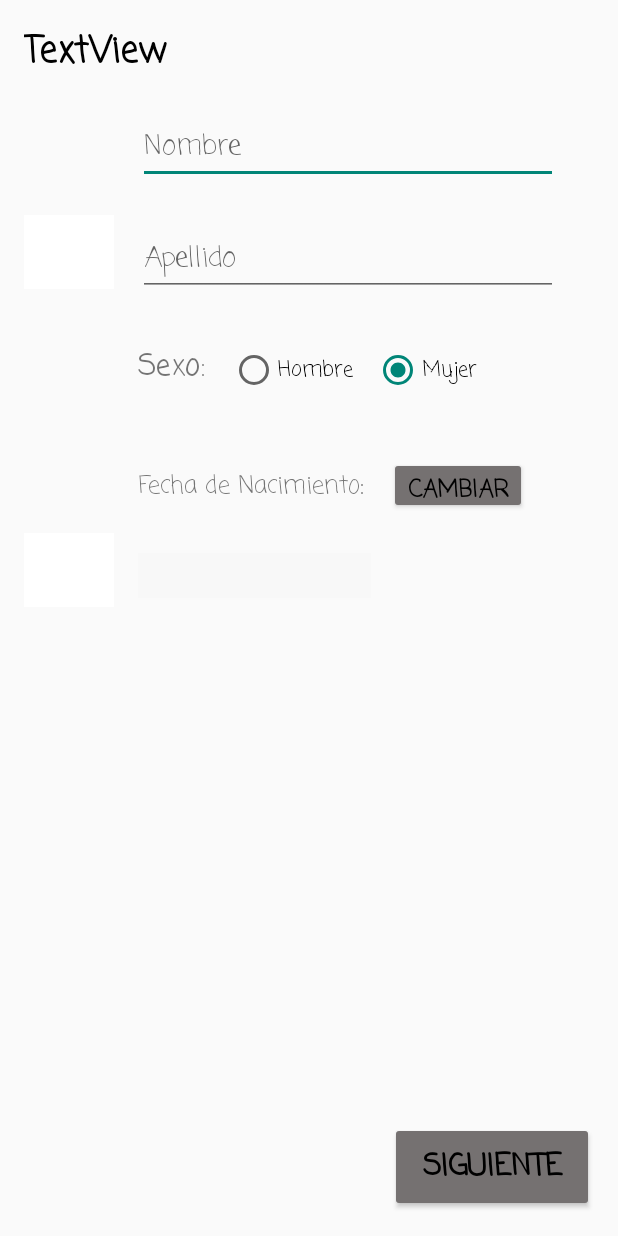
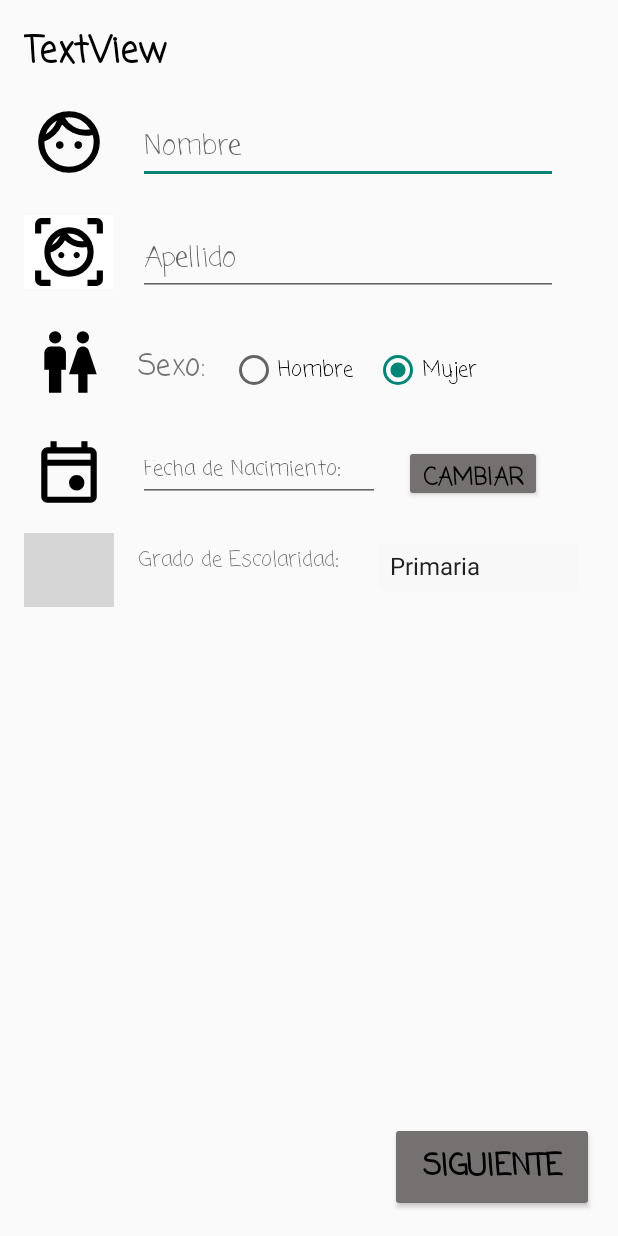
Before and after one commit to Keco28/LabsCM20232-Gr12, an Android app built with Jetpack Compose: the screen it shows after launch (MainActivity), on a phone screen of 412 x 824 dp. Run offline under Robolectric (Android 15) with nearby library versions, the phone set to English and light mode, and no system bars; grey boxes are pictures that could not be loaded.

Commit message:
actualizacion de la actividad de data personal

```diff
--- a/Lab1-UI/src/main/java/co/edu/udea/compumovil/gr12_20232/lab1/ContactDataActivity.kt
+++ b/Lab1-UI/src/main/java/co/edu/udea/compumovil/gr12_20232/lab1/ContactDataActivity.kt
@@ -15,32 +15,7 @@ import co.edu.udea.compumovil.gr12_20232.lab1.ui.theme.Labs20232Gr12Theme
 class ContactDataActivity : ComponentActivity() {
     override fun onCreate(savedInstanceState: Bundle?) {
         super.onCreate(savedInstanceState)
-        setContent {
-            Labs20232Gr12Theme {
-                // A surface container using the 'background' color from the theme
-                Surface(
-                    modifier = Modifier.fillMaxSize(),
-                    color = MaterialTheme.colorScheme.background
-                ) {
-                    Greeting2("Android")
-                }
-            }
-        }
+        setContentView(R.layout.contact_data_layout)
+
     }
 }
-
-@Composable
-fun Greeting2(name: String, modifier: Modifier = Modifier) {
-    Text(
-        text = "Hello $name!",
-        modifier = modifier
-    )
-}
-
-@Preview(showBackground = true)
-@Composable
-fun GreetingPreview2() {
-    Labs20232Gr12Theme {
-        Greeting2("Android")
-    }
-}
--- a/Lab1-UI/src/main/java/co/edu/udea/compumovil/gr12_20232/lab1/PersonalDataActivity.kt
+++ b/Lab1-UI/src/main/java/co/edu/udea/compumovil/gr12_20232/lab1/PersonalDataActivity.kt
@@ -1,6 +1,14 @@
 package co.edu.udea.compumovil.gr12_20232.lab1
 
+import android.app.DatePickerDialog
 import android.os.Bundle
+import android.view.View
+import android.widget.ArrayAdapter
+import android.widget.Button
+import android.widget.EditText
+import android.widget.Spinner
+import android.widget.TextView
+import android.widget.AdapterView
 import androidx.activity.ComponentActivity
 import androidx.activity.compose.setContent
 import androidx.compose.foundation.layout.fillMaxSize
@@ -11,32 +19,62 @@ import androidx.compose.runtime.Composable
 import androidx.compose.ui.Modifier
 import androidx.compose.ui.tooling.preview.Preview
 import co.edu.udea.compumovil.gr12_20232.lab1.ui.theme.Labs20232Gr12Theme
+import java.util.Calendar
 
 class MainActivity : ComponentActivity() {
+    private lateinit var btnFecha: Button
+    private lateinit var textofecha: EditText
+    private lateinit var calendar: Calendar
+    private lateinit var spinnerEducacion: Spinner
+    private lateinit var textoSpinner: TextView
+
     override fun onCreate(savedInstanceState: Bundle?) {
         super.onCreate(savedInstanceState)
+        setContentView(R.layout.personal_data_layout)
 
-        setContentView(R.layout.personal_data_layout)
+
+        /// DatePicker inicio
+        btnFecha = findViewById(R.id.btnFecha)
+        textofecha = findViewById(R.id.textoFecha)
+        calendar = Calendar.getInstance()
+
+        btnFecha.setOnClickListener {
+            val year = calendar.get(Calendar.YEAR)
+            val month = calendar.get(Calendar.MONTH)
+            val day = calendar.get(Calendar.DAY_OF_MONTH)
+
+            val datePickerDialog = DatePickerDialog(
+                this,
+                DatePickerDialog.OnDateSetListener { _, year, month, dayOfMonth ->
+                    textofecha.setText("$dayOfMonth/${month + 1}/$year")
+                },
+                year, month, day
+            )
+            datePickerDialog.show()
+        }
+        /// DatePicker final
+
+        /// Spinner inicio
+        spinnerEducacion = findViewById(R.id.spinnerEducacion)
+        textoSpinner = findViewById(R.id.textoSpinner)
+
+        val adapter = ArrayAdapter.createFromResource(
+            this,
+            R.array.grados_escolaridad,
+            android.R.layout.simple_spinner_item
+        )
+
+        adapter.setDropDownViewResource(android.R.layout.simple_spinner_dropdown_item)
+
+        spinnerEducacion.adapter = adapter
+
+        spinnerEducacion.onItemSelectedListener = object : AdapterView.OnItemSelectedListener {
+            override fun onItemSelected(parentView: AdapterView<*>?, selectedItemView: View?, position: Int, id: Long) {
+            }
+
+            override fun onNothingSelected(parentView: AdapterView<*>?) {
+            }
+        }
+        /// Spinner final
     }
 }
-
-
-private fun opcionSexos() {
-
-
-}
-@Composable
-fun Greeting(name: String, modifier: Modifier = Modifier) {
-    Text(
-        text = "Hola $name! keloke",
-        modifier = modifier
-    )
-}
-
-@Preview(showBackground = true)
-@Composable
-fun GreetingPreview() {
-    Labs20232Gr12Theme {
-        Greeting("miamor")
-    }
-}
--- a/Lab1-UI/src/main/res/layout/personal_data_layout.xml
+++ b/Lab1-UI/src/main/res/layout/personal_data_layout.xml
@@ -11,27 +11,15 @@
         android:layout_width="92dp"
         android:layout_height="38dp"
         android:layout_marginStart="16dp"
-        android:layout_marginTop="32dp"
+        android:layout_marginTop="24dp"
         android:backgroundTint="#757171"
         android:fontFamily="casual"
         android:text="Cambiar"
         android:textColor="#000000"
         android:textSize="16sp"
         android:textStyle="bold"
-        app:layout_constraintStart_toEndOf="@+id/textoNacimiento"
+        app:layout_constraintStart_toEndOf="@+id/textoFecha"
         app:layout_constraintTop_toBottomOf="@+id/sexos" />
-
-    <TextView
-        android:id="@+id/textoNacimiento"
-        android:layout_width="wrap_content"
-        android:layout_height="wrap_content"
-        android:layout_marginStart="16dp"
-        android:layout_marginTop="52dp"
-        android:fontFamily="casual"
-        android:text="Fecha de Nacimiento:"
-        android:textSize="16sp"
-        app:layout_constraintStart_toEndOf="@+id/iconoCalendario"
-        app:layout_constraintTop_toBottomOf="@+id/textoSexo" />
 
     <EditText
         android:id="@+id/campoNombre"
@@ -98,9 +86,9 @@
         android:layout_height="49dp"
         android:layout_marginStart="16dp"
         android:layout_marginTop="24dp"
+        android:src="@drawable/face1"
         app:layout_constraintStart_toStartOf="parent"
-        app:layout_constraintTop_toBottomOf="@+id/textoHeader"
-        app:srcCompat="@drawable/face1" />
+        app:layout_constraintTop_toBottomOf="@+id/textoHeader"/>
 
     <ImageView
         android:id="@+id/iconoCara2"
@@ -110,10 +98,9 @@
         android:layout_marginTop="24dp"
         android:background="#FFFFFF"
         android:visibility="visible"
+        android:src="@drawable/face2"
         app:layout_constraintStart_toStartOf="parent"
         app:layout_constraintTop_toBottomOf="@+id/iconoCara1"
-        app:srcCompat="@drawable/face2"
-        tools:srcCompat="@drawable/face2"
         tools:visibility="visible" />
 
     <ImageView
@@ -124,9 +111,9 @@
         android:layout_marginTop="24dp"
         android:foregroundTint="#000000"
         android:visibility="visible"
+        android:src="@drawable/hm"
         app:layout_constraintStart_toStartOf="parent"
-        app:layout_constraintTop_toBottomOf="@+id/iconoCara2"
-        app:srcCompat="@drawable/hm" />
+        app:layout_constraintTop_toBottomOf="@+id/iconoCara2"/>
 
     <ImageView
         android:id="@+id/iconoCalendario"
@@ -134,9 +121,9 @@
         android:layout_height="49dp"
         android:layout_marginStart="16dp"
         android:layout_marginTop="24dp"
+        android:src="@drawable/cumple"
         app:layout_constraintStart_toStartOf="parent"
-        app:layout_constraintTop_toBottomOf="@+id/iconoSexo"
-        app:srcCompat="@drawable/cumple" />
+        app:layout_constraintTop_toBottomOf="@+id/iconoSexo"/>
 
     <ImageView
         android:id="@+id/iconoEducacion"
@@ -146,9 +133,9 @@
         android:layout_marginTop="16dp"
         android:background="#FFFFFF"
         android:foregroundTint="#FFFFFF"
+        android:src="@drawable/school"
         app:layout_constraintStart_toStartOf="parent"
-        app:layout_constraintTop_toBottomOf="@+id/iconoCalendario"
-        app:srcCompat="@drawable/school" />
+        app:layout_constraintTop_toBottomOf="@+id/iconoCalendario"/>
 
     <RadioGroup
         android:id="@+id/sexos"
@@ -191,13 +178,45 @@
 
     <Spinner
         android:id="@+id/spinnerEducacion"
-        android:layout_width="155dp"
-        android:layout_height="30dp"
+        android:layout_width="133dp"
+        android:layout_height="29dp"
+        android:layout_marginStart="176dp"
+        android:layout_marginTop="28dp"
+        android:background="#F8F8F8"
+        android:entries="@array/grados_escolaridad"
+        android:spinnerMode="dialog"
+        android:visibility="visible"
+        app:layout_constraintStart_toEndOf="@+id/iconoEducacion"
+        app:layout_constraintTop_toBottomOf="@+id/textoFecha"
+        tools:visibility="visible" />
+
+    <EditText
+        android:id="@+id/textoFecha"
+        android:layout_width="161dp"
+        android:layout_height="38dp"
         android:layout_marginStart="16dp"
-        android:layout_marginTop="32dp"
-        android:background="#F8F8F8"
-        android:spinnerMode="dropdown"
+        android:layout_marginTop="24dp"
+        android:ems="10"
+        android:focusable="false"
+        android:fontFamily="casual"
+        android:hint="Fecha de Nacimiento:"
+        android:inputType="datetime|date"
+        android:selectAllOnFocus="false"
+        android:textSize="14sp"
+        app:layout_constraintStart_toEndOf="@+id/iconoCalendario"
+        app:layout_constraintTop_toBottomOf="@+id/sexos" />
+
+    <TextView
+        android:id="@+id/textoSpinner"
+        android:layout_width="144dp"
+        android:layout_height="33dp"
+        android:layout_marginStart="16dp"
+        android:layout_marginTop="28dp"
+        android:fontFamily="casual"
+        android:text="Grado de Escolaridad:"
+        android:visibility="visible"
         app:layout_constraintStart_toEndOf="@+id/iconoEducacion"
-        app:layout_constraintTop_toBottomOf="@+id/textoNacimiento" />
+        app:layout_constraintTop_toBottomOf="@+id/textoFecha"
+        tools:visibility="visible" />
 
 </androidx.constraintlayout.widget.ConstraintLayout>
--- a/Lab1-UI/src/main/res/values/strings.xml
+++ b/Lab1-UI/src/main/res/values/strings.xml
@@ -1,4 +1,10 @@
 <resources>
     <string name="app_name">Labs20232-Gr12</string>
     <string name="title_activity_contact_data">ContactDataActivity</string>
+    <string-array name="grados_escolaridad">
+        <item>Primaria</item>
+        <item>Secundaria</item>
+        <item>Universitaria</item>
+        <item>Otro</item>
+    </string-array>
 </resources>
```
